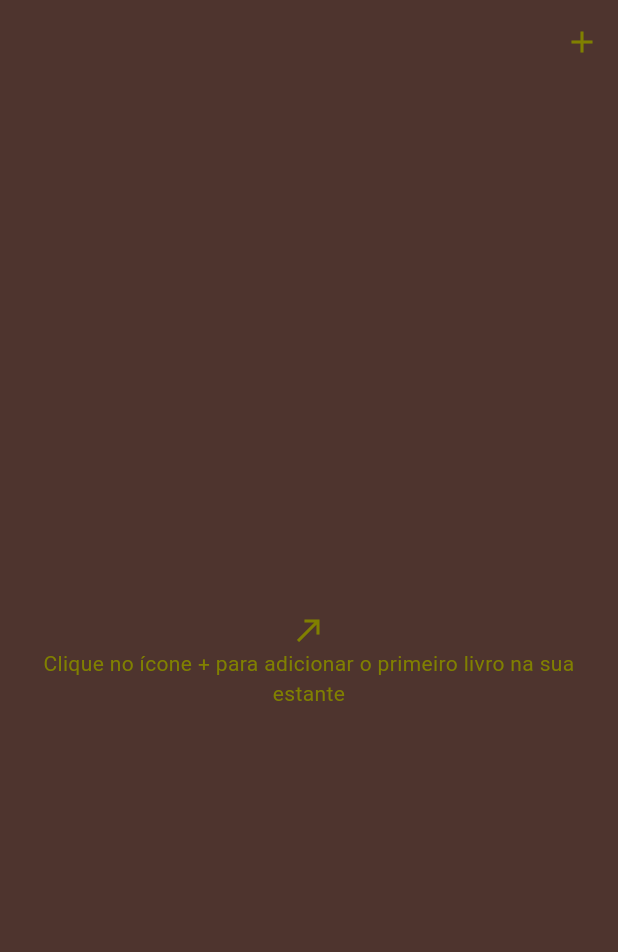
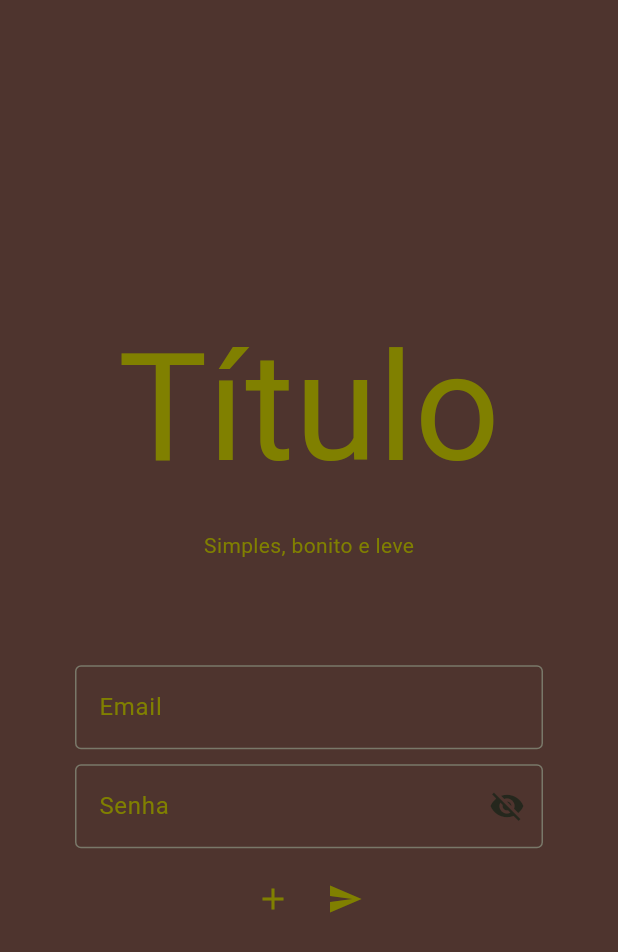
Before and after one commit to DevMonts/Book-App, a Flutter app: the screen it shows after launch, on a phone screen of 412 x 824 dp. Shown: the top 952 px of the screen. Run offline on Flutter 3.47's test engine with Material 3 defaults, Android fonts, the phone set to English and light mode, and no system bars; our stand-ins replace cloud_firestore, firebase_auth, firebase_core; accounts and stored records are empty.

Commit message:
feat: auth

```diff
--- a/lib/app.dart
+++ b/lib/app.dart
@@ -1,5 +1,5 @@
 import 'package:book_app/common/constants/app_theme.dart';
-import 'package:book_app/features/bookcase/presentation/page/bookcase_page.dart';
+import 'package:book_app/common/router/app_router.dart';
 import 'package:flutter/material.dart';
 
 class App extends StatelessWidget {
@@ -11,7 +11,8 @@ class App extends StatelessWidget {
     return MaterialApp(
       title: 'Book App',
       theme: AppTheme.lightTheme,
-      home: const BookcasePage(),
+      onGenerateRoute: AppRouter.onGenerateRoute,
+      initialRoute: '/',
     );
   }
 }
--- a/lib/common/constants/app_strings.dart
+++ b/lib/common/constants/app_strings.dart
@@ -1,8 +1,22 @@
 class AppStrings {
-  //TODO: Description to Splash Page
+  //Splash Page
+  static const String description = 'Simples, bonito e leve';
+
+  //Auth Pages
+  static const String register = 'Registrar';
+  static const String email = 'Email';
+  static const String password = 'Senha';
+  static const String success = 'Sucesso';
+
+  //Register Book Page
   //static const String registerBook = 'Criar um Livro';
-  static const String empty = 'Clique no ícone + para adicionar o primeiro livro na sua estante';
-  //Book Register
+  static const String empty =
+      'Clique no ícone + para adicionar o primeiro livro na sua estante';
+
+  //Errors
+  static const String generalError = 'Erro';
+
+  //Casebook Page
   static const String pages = 'Páginas';
   static const String publicationDate = 'Publicação';
   static const String title = 'Título';
--- /dev/null
+++ b/lib/common/router/app_router.dart
@@ -0,0 +1,29 @@
+import 'package:book_app/features/auth/presentation/pages/login_page.dart';
+import 'package:book_app/features/auth/presentation/pages/register_user_page.dart';
+import 'package:book_app/features/bookcase/presentation/page/bookcase_page.dart';
+import 'package:flutter/material.dart';
+
+class AppRouter {
+  static Route<dynamic> onGenerateRoute(
+    RouteSettings settings,
+  ) {
+    switch (settings.name) {
+      case '/':
+        return MaterialPageRoute(
+          builder: (context) => const LoginPage(),
+        );
+      case '/register':
+        return MaterialPageRoute(
+          builder: (context) => const RegisterUserPage(),
+        );
+      case '/bookcase':
+        return MaterialPageRoute(
+          builder: (context) => const BookcasePage(),
+        );
+      default:
+        return MaterialPageRoute(
+          builder: (context) => const LoginPage(),
+        );
+    }
+  }
+}
--- /dev/null
+++ b/lib/core/exceptions/app_exceptions.dart
@@ -0,0 +1 @@
+//TODO: try-catch and swith-case with all Firebase Auth exceptions
--- /dev/null
+++ b/lib/features/auth/logic/providers/password_view_provider.dart
@@ -0,0 +1,9 @@
+import 'package:flutter/material.dart';
+
+class PasswordViewProvider extends ChangeNotifier {
+  bool obscureText = true;
+  void changePasswordViewer() {
+    obscureText = !obscureText;
+    notifyListeners();
+  }
+}
--- /dev/null
+++ b/lib/features/auth/presentation/pages/login_page.dart
@@ -0,0 +1,141 @@
+import 'package:book_app/common/constants/app_colors.dart';
+import 'package:book_app/common/constants/app_strings.dart';
+import 'package:book_app/features/auth/logic/providers/password_view_provider.dart';
+import 'package:flutter/material.dart';
+import 'package:provider/provider.dart';
+import 'package:book_app/features/auth/logic/providers/auth_provider.dart';
+
+class LoginPage extends StatefulWidget {
+  const LoginPage({super.key});
+
+  @override
+  State<LoginPage> createState() => _LoginPageState();
+}
+
+class _LoginPageState extends State<LoginPage> {
+  final TextEditingController emailController = TextEditingController();
+  final TextEditingController passwordController = TextEditingController();
+  @override
+  Widget build(BuildContext context) {
+    return Scaffold(
+      body: Center(
+        child: Padding(
+          padding: const EdgeInsets.all(
+            50,
+          ),
+          child: Column(
+            mainAxisAlignment: MainAxisAlignment.center,
+            spacing: 10,
+            children: [
+              Text(
+                AppStrings.title,
+                style: TextStyle(
+                  fontSize: 100,
+                  color: AppColors.larissaGreen,
+                ),
+              ),
+              Text(
+                AppStrings.description,
+                style: TextStyle(
+                  color: AppColors.larissaGreen,
+                ),
+              ),
+              SizedBox(
+                height: 50,
+              ),
+              TextFormField(
+                keyboardType: TextInputType.emailAddress,
+                decoration: InputDecoration(
+                  labelText: AppStrings.email,
+                  labelStyle: TextStyle(
+                    color: AppColors.larissaGreen,
+                  ),
+                  border: const OutlineInputBorder(),
+                ),
+                controller: emailController,
+                style: TextStyle(
+                  color: AppColors.larissaGreen,
+                ),
+              ),
+              Consumer<PasswordViewProvider>(
+                builder:
+                    (
+                      context,
+                      passwordViewProvider,
+                      child,
+                    ) {
+                      return TextFormField(
+                        decoration: InputDecoration(
+                          labelText: AppStrings.password,
+                          labelStyle: TextStyle(
+                            color: AppColors.larissaGreen,
+                          ),
+                          border: OutlineInputBorder(),
+                          suffixIcon: IconButton(
+                            icon: Icon(
+                              passwordViewProvider.obscureText
+                                  ? Icons.visibility_off
+                                  : Icons.visibility,
+                              color: passwordViewProvider.obscureText
+                                  ? AppColors.larissaDarkGreenBook
+                                  : AppColors.larissaGreen,
+                            ),
+                            onPressed: () {
+                              Provider.of<PasswordViewProvider>(
+                                context,
+                                listen: false,
+                              ).changePasswordViewer();
+                            },
+                          ),
+                        ),
+                        obscureText: passwordViewProvider.obscureText,
+                        controller: passwordController,
+                        style: TextStyle(
+                          color: passwordViewProvider.obscureText
+                              ? AppColors.larissaDarkGreenBook
+                              : AppColors.larissaGreen,
+                        ),
+                      );
+                    },
+              ),
+              Row(
+                mainAxisAlignment: MainAxisAlignment.center,
+                children: [
+                  IconButton(
+                    onPressed: () {
+                      Navigator.pushNamed(
+                        context,
+                        '/register',
+                      );
+                    },
+                    icon: Icon(
+                      Icons.add,
+                      color: AppColors.larissaGreen,
+                    ),
+                  ),
+                  IconButton(
+                    onPressed: () {
+                      final authProvider = Provider.of<AuthProvider>(
+                        context,
+                        listen: false,
+                      );
+                      authProvider.loginUser(
+                        context,
+                        emailController.text.trim(),
+                        passwordController.text.trim(),
+                      );
+                    },
+                    icon: Icon(
+                      Icons.send,
+                      color: AppColors.larissaGreen,
+                    ),
+                  ),
+                ],
+              ),
+            ],
+          ),
+        ),
+      ),
+    );
+  }
+}
--- a/lib/features/bookcase/presentation/page/bookcase_page.dart
+++ b/lib/features/bookcase/presentation/page/bookcase_page.dart
@@ -85,7 +85,7 @@ class _BookcasePageState extends State<BookcasePage> {
                       children: books
                           .map((book) {
                             final bookColor = bookcaseProvider
-                                .randomizeColors();
+                                .randomizeColors(); //TODO: randomize sizes
                             return RotatedBox(
                               quarterTurns: 3,
                               child: Container(
--- a/lib/features/details/presentation/widget/details_dialog.dart
+++ b/lib/features/details/presentation/widget/details_dialog.dart
@@ -57,7 +57,7 @@ class _DetailsDialogState extends State<DetailsDialog> {
             'Sinopse: ${widget.synopsis}',
           ),
         ],
-        mainAxisSize: MainAxisSize.min,
+        mainAxisSize: MainAxisSize.min, //TODO: enlarge
       ),
       actions: [
         IconButton(
```
Also changed, not shown: lib/features/auth/logic/providers/auth_provider.dart (added, +67 -0 lines), lib/features/auth/presentation/pages/register_user_page.dart (added, +131 -0 lines), lib/main.dart (+17 -3 lines), lib/common/utils/validators.dart (added), pubspec.lock.
